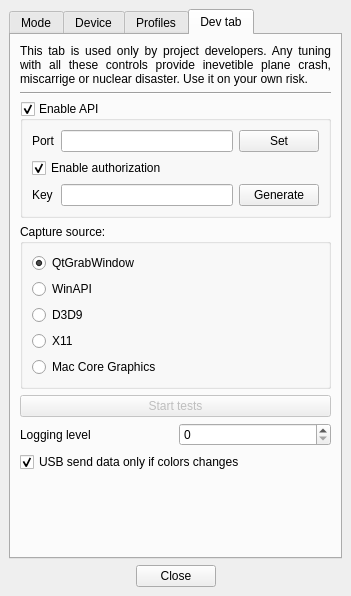
Atarity/Lightpack, file Software/src/SettingsWindow.ui: the form before one commit.
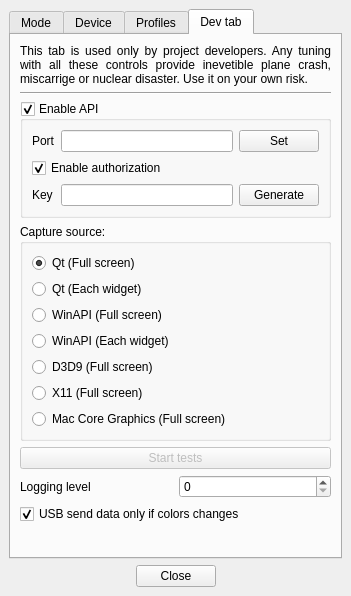
The form after the commit. The open tabs and pages were chosen to show the change. Icons and pictures are not drawn. Custom widgets are drawn as their Qt base class.

Commit message: Software: add Qt and WinAPI "each widget" grabbers; Add copyright notice to all grabbers;

```diff
--- a/Software/src/SettingsWindow.ui
+++ b/Software/src/SettingsWindow.ui
@@ -1278,69 +1278,56 @@
           <layout class="QVBoxLayout" name="_2">
            <item>
             <widget class="QRadioButton" name="radioButton_GrabQt">
-             <property name="sizePolicy">
-              <sizepolicy hsizetype="Maximum" vsizetype="Minimum">
-               <horstretch>0</horstretch>
-               <verstretch>0</verstretch>
-              </sizepolicy>
-             </property>
              <property name="text">
-              <string notr="true">QtGrabWindow</string>
+              <string notr="true">Qt (Full screen)</string>
              </property>
              <property name="checked">
               <bool>true</bool>
              </property>
             </widget>
            </item>
+           <item>
+            <widget class="QRadioButton" name="radioButton_GrabQt_EachWidget">
+             <property name="text">
+              <string notr="true">Qt (Each widget)</string>
+             </property>
+             <property name="checked">
+              <bool>false</bool>
+             </property>
+            </widget>
+           </item>
            <item>
             <widget class="QRadioButton" name="radioButton_GrabWinAPI">
-             <property name="sizePolicy">
-              <sizepolicy hsizetype="Minimum" vsizetype="Minimum">
-               <horstretch>0</horstretch>
-               <verstretch>0</verstretch>
-              </sizepolicy>
+             <property name="text">
+              <string notr="true">WinAPI (Full screen)</string>
              </property>
+            </widget>
+           </item>
+           <item>
+            <widget class="QRadioButton" name="radioButton_GrabWinAPI_EachWidget">
              <property name="text">
-              <string notr="true">WinAPI</string>
+              <string notr="true">WinAPI (Each widget)</string>
              </property>
             </widget>
            </item>
            <item>
             <widget class="QRadioButton" name="radioButton_GrabD3D9">
-             <property name="sizePolicy">
-              <sizepolicy hsizetype="Minimum" vsizetype="Minimum">
-               <horstretch>0</horstretch>
-               <verstretch>0</verstretch>
-              </sizepolicy>
-             </property>
              <property name="text">
-              <string notr="true">D3D9</string>
+              <string notr="true">D3D9 (Full screen)</string>
              </property>
             </widget>
            </item>
            <item>
             <widget class="QRadioButton" name="radioButton_GrabX11">
-             <property name="sizePolicy">
-              <sizepolicy hsizetype="Maximum" vsizetype="Minimum">
-               <horstretch>0</horstretch>
-               <verstretch>0</verstretch>
-              </sizepolicy>
-             </property>
              <property name="text">
-              <string>X11</string>
+              <string>X11 (Full screen)</string>
              </property>
             </widget>
            </item>
            <item>
             <widget class="QRadioButton" name="radioButton_GrabMacCoreGraphics">
-             <property name="sizePolicy">
-              <sizepolicy hsizetype="Maximum" vsizetype="Minimum">
-               <horstretch>0</horstretch>
-               <verstretch>0</verstretch>
-              </sizepolicy>
-             </property>
              <property name="text">
-              <string>Mac Core Graphics</string>
+              <string>Mac Core Graphics (Full screen)</string>
              </property>
             </widget>
            </item>
```
The commit also changes 16 other files.
